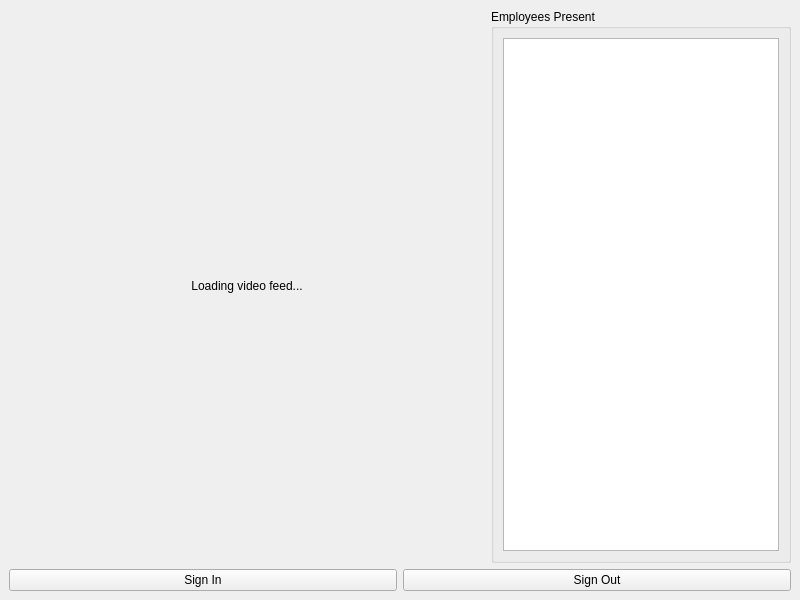
First picture: the form in webinar_ui/appwindow.ui, repository abbasegbeyemi/webinar-project, before the edit.
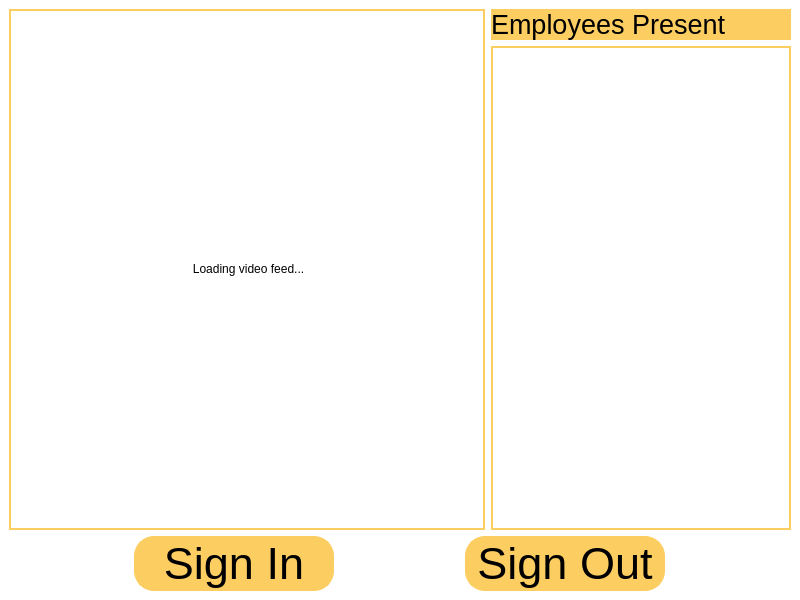
Second picture: the form after the edit.

The edit to the form file:
```diff
--- a/webinar_ui/appwindow.ui
+++ b/webinar_ui/appwindow.ui
@@ -14,39 +14,96 @@
    <string>MainWindow</string>
   </property>
   <widget class="QWidget" name="centralwidget">
-   <layout class="QVBoxLayout" name="verticalLayout">
+   <property name="styleSheet">
+    <string notr="true">QWidget#centralwidget {
+background-color: white;
+}
+
+QPushButton {
+background-color: rgb(252, 205, 97);
+color: black;
+border: 2px solid rgb(252, 205, 97);
+border-radius: 20px;
+}
+
+QPushButton:hover{
+color: white;
+background-color: rgb(255, 153, 131);
+border: 2px solid rgb(255, 153, 131);
+}
+
+QLabel#label_video_feed{
+border: 2px solid rgb(252, 205, 97);
+}
+
+QLabel#employees_label{
+background-color: rgb(252, 205, 97);
+color: black;
+}
+
+QListWidget#listwidget_signed_in{
+border: 2px solid rgb(252, 205, 97);
+font-size: 20pt;
+font-weight: bold;
+}
+
+QListWidget::item
+{
+color:black;
+border-bottom: 2px solid rgb(252, 205, 97);
+}</string>
+   </property>
+   <layout class="QVBoxLayout" name="verticalLayout_2">
     <item>
      <layout class="QHBoxLayout" name="horizontalLayout">
       <item>
        <widget class="QLabel" name="label_video_feed">
+        <property name="sizePolicy">
+         <sizepolicy hsizetype="Preferred" vsizetype="Preferred">
+          <horstretch>3</horstretch>
+          <verstretch>0</verstretch>
+         </sizepolicy>
+        </property>
         <property name="text">
          <string>&lt;html&gt;&lt;head/&gt;&lt;body&gt;&lt;p align=&quot;center&quot;&gt;Loading video feed...&lt;/p&gt;&lt;/body&gt;&lt;/html&gt;</string>
         </property>
        </widget>
       </item>
       <item>
-       <widget class="QGroupBox" name="groupBox">
-        <property name="minimumSize">
-         <size>
-          <width>300</width>
-          <height>0</height>
-         </size>
-        </property>
-        <property name="maximumSize">
-         <size>
-          <width>300</width>
-          <height>16777215</height>
-         </size>
-        </property>
-        <property name="title">
-         <string>Employees Present</string>
-        </property>
-        <layout class="QVBoxLayout" name="verticalLayout_2">
-         <item>
-          <widget class="QListWidget" name="listwidget_signed_in"/>
-         </item>
-        </layout>
-       </widget>
+       <layout class="QVBoxLayout" name="verticalLayout">
+        <item>
+         <widget class="QLabel" name="employees_label">
+          <property name="font">
+           <font>
+            <pointsize>20</pointsize>
+           </font>
+          </property>
+          <property name="text">
+           <string>Employees Present</string>
+          </property>
+         </widget>
+        </item>
+        <item>
+         <widget class="QListWidget" name="listwidget_signed_in">
+          <property name="minimumSize">
+           <size>
+            <width>300</width>
+            <height>0</height>
+           </size>
+          </property>
+          <property name="font">
+           <font>
+            <pointsize>20</pointsize>
+            <weight>75</weight>
+            <bold>true</bold>
+           </font>
+          </property>
+          <property name="autoFillBackground">
+           <bool>false</bool>
+          </property>
+         </widget>
+        </item>
+       </layout>
       </item>
      </layout>
     </item>
@@ -54,6 +111,17 @@
      <layout class="QHBoxLayout" name="layout_buttons">
       <item>
        <widget class="QPushButton" name="button_signin">
+        <property name="maximumSize">
+         <size>
+          <width>200</width>
+          <height>16777215</height>
+         </size>
+        </property>
+        <property name="font">
+         <font>
+          <pointsize>34</pointsize>
+         </font>
+        </property>
         <property name="text">
          <string>Sign In</string>
         </property>
@@ -61,6 +129,17 @@
       </item>
       <item>
        <widget class="QPushButton" name="button_signout">
+        <property name="maximumSize">
+         <size>
+          <width>200</width>
+          <height>16777215</height>
+         </size>
+        </property>
+        <property name="font">
+         <font>
+          <pointsize>34</pointsize>
+         </font>
+        </property>
         <property name="text">
          <string>Sign Out</string>
         </property>
```
Left out of the diff: 2 changed lines with no effect on the pictures.
